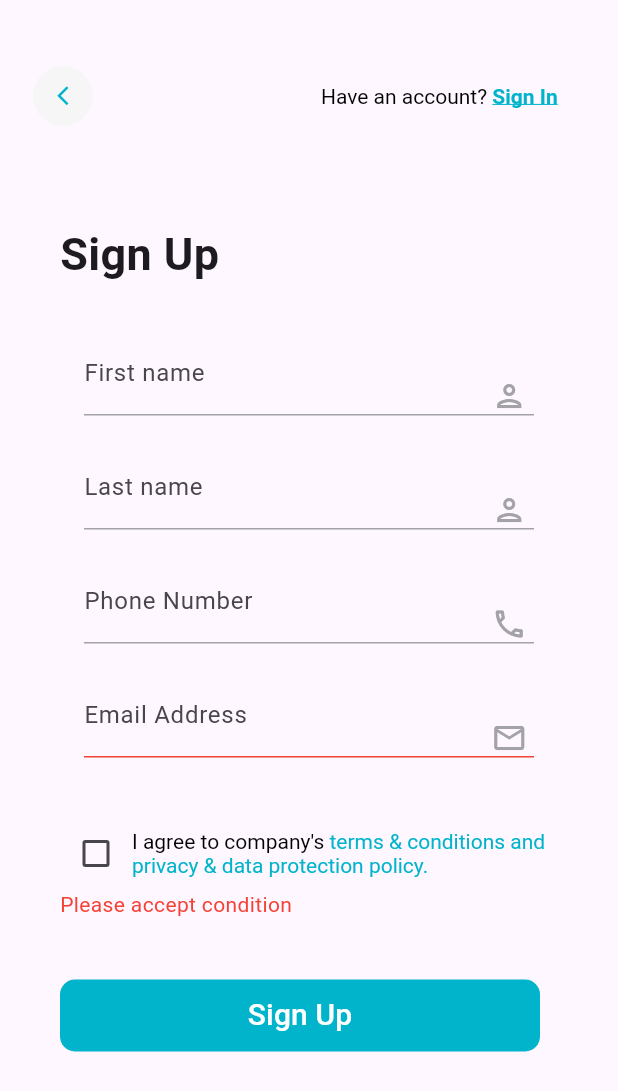
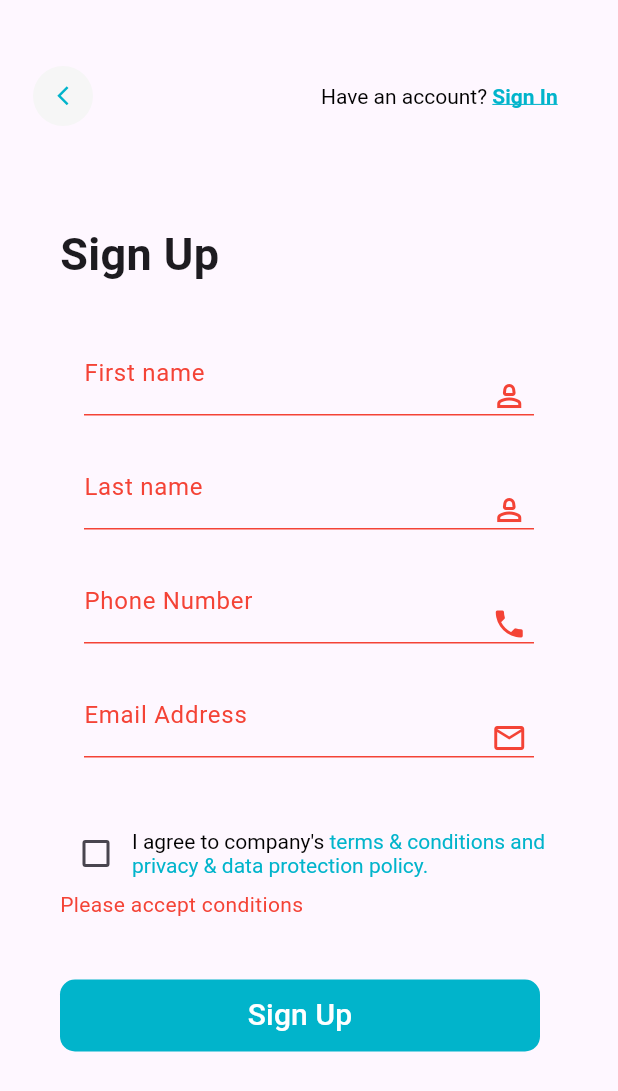
Before and after one commit to odueme/Lasaco-App, a Flutter app: the SignUp screen opened by its route, after a tap on "Sign Up", on a phone screen of 412 x 824 dp. Shown: the top 1091 px of the screen. Run offline on Flutter 3.47's test engine with Material 3 defaults, Android fonts, the phone set to English and light mode, and no system bars; missing offline and left inert: algora_design, pin_plus_keyboard.

Commit message:
Added input logic

```diff
--- a/lib/main.dart
+++ b/lib/main.dart
@@ -1,8 +1,5 @@
-
 import 'package:algora_design/password.dart';
 import 'package:flutter/material.dart';
-
-
 
 void main() {
   runApp(const MyApp());
@@ -11,127 +8,126 @@ void main() {
 class MyApp extends StatelessWidget {
   const MyApp({super.key});
 
-
   @override
   Widget build(BuildContext context) {
     return MaterialApp(
       debugShowCheckedModeBanner: false,
       home: const Scaffold(
         body: HomePage(),
-
       ),
-
       routes: {
-
         '/insurance': (context) => const InsurancePage(),
         '/signup': (context) => const SignUp(),
         '/password': (context) => const Password()
       },
-
     );
   }
 }
 
-
-class HomePage extends StatelessWidget{
+class HomePage extends StatelessWidget {
   const HomePage({super.key});
 
   @override
-  Widget build(BuildContext context){
+  Widget build(BuildContext context) {
     return Center(
-      child: Padding(padding: const EdgeInsets.only(top: 120),
+      child: Padding(
+        padding: const EdgeInsets.only(top: 120),
         child: SizedBox(
           width: 320,
           child: Column(
             children: [
-        const  Image(image: AssetImage('Images/Insurance_pic.png')),
-         const SizedBox(height: 50.0,),
-         const Text('General Insurance', style: TextStyle(fontWeight: FontWeight.bold, fontSize: 28),),
+              const Image(image: AssetImage('Images/Insurance_pic.png')),
+              const SizedBox(height: 50.0),
+              const Text(
+                'General Insurance',
+                style: TextStyle(fontWeight: FontWeight.bold, fontSize: 28),
+              ),
               const SizedBox(height: 20.0),
               const Text(
                 'Get comprehensive coverage and financial protection for your assets and live with peace of mind.',
-            style: TextStyle(fontSize: 16, color:Color(0xFF7E848D), height: 1.5),
+                style: TextStyle(fontSize: 16, color: Color(0xFF7E848D), height: 1.5),
                 textAlign: TextAlign.center,
               ),
               const SizedBox(height: 40),
               TextButton(
                 style: TextButton.styleFrom(
-              backgroundColor:  const Color(0xFF01B4CB),
+                    backgroundColor: const Color(0xFF01B4CB),
                     minimumSize: const Size(300, 48),
                     shape: RoundedRectangleBorder(
-                borderRadius: BorderRadius.circular(10)
-              )
-            ),
-              onPressed:() {
+                        borderRadius: BorderRadius.circular(10))),
+                onPressed: () {
                   Navigator.pushNamed(context, '/insurance');
                 },
-            child: const Text('Next', style: TextStyle(color: Colors.white, fontSize: 20),)
+                child: const Text(
+                  'Next',
+                  style: TextStyle(color: Colors.white, fontSize: 20),
+                ),
               )
             ],
           ),
         ),
       ),
-
     );
   }
 }
 
-class InsurancePage extends StatelessWidget{
+class InsurancePage extends StatelessWidget {
   const InsurancePage({super.key});
 
   @override
-  Widget build(BuildContext context){
-
+  Widget build(BuildContext context) {
     return Scaffold(
       body: Center(
-        child: Padding(padding: const EdgeInsets.only(top: 90),
+        child: Padding(
+          padding: const EdgeInsets.only(top: 90),
           child: SizedBox(
             width: 320,
             child: Column(
               children: [
-        const  Image(image: AssetImage('Images/Valentine_pic.png')),
-         const SizedBox(height: 40.0,),
-         const Text('Life Insurance', style: TextStyle(fontWeight: FontWeight.bold, fontSize: 28),),
+                const Image(image: AssetImage('Images/Valentine_pic.png')),
+                const SizedBox(height: 40.0),
+                const Text(
+                  'Life Insurance',
+                  style: TextStyle(fontWeight: FontWeight.bold, fontSize: 28),
+                ),
                 const SizedBox(height: 15.0),
                 const Text(
                   "Life Insurance Secure your loved ones' future with reliable life insurance. Protect what matters most to you and yours.",
-            style: TextStyle(fontSize: 16, color:Color(0xFF7E848D), height: 1.3),
+                  style: TextStyle(fontSize: 16, color: Color(0xFF7E848D), height: 1.3),
                   textAlign: TextAlign.center,
                 ),
                 const SizedBox(height: 30),
                 TextButton(
                   style: TextButton.styleFrom(
-              backgroundColor:  const Color(0xFF01B4CB),
+                      backgroundColor: const Color(0xFF01B4CB),
                       minimumSize: const Size(300, 48),
                       shape: RoundedRectangleBorder(
-                borderRadius: BorderRadius.circular(10)
-              )
-            ),
-              onPressed:() {
+                          borderRadius: BorderRadius.circular(10))),
+                  onPressed: () {
                     Navigator.pushNamed(context, '/signup');
                   },
-            child: const Text('Next', style: TextStyle(color: Colors.white, fontSize: 20),)
+                  child: const Text(
+                    'Next',
+                    style: TextStyle(color: Colors.white, fontSize: 20),
+                  ),
                 )
               ],
             ),
           ),
         ),
-
       ),
     );
   }
 }
 
-    class SignUp extends StatefulWidget{
+class SignUp extends StatefulWidget {
   const SignUp({super.key});
 
   @override
   State<SignUp> createState() => _SignUpState();
 }
 
-
-
-    class _SignUpState extends State<SignUp>{
+class _SignUpState extends State<SignUp> {
   bool agree = false;
   bool signupPressed = false;
 
@@ -142,44 +138,40 @@ class InsurancePage extends StatelessWidget{
 
   var isFieldInvalid = false;
 
-
-
-      void submitForm(){
+  void submitForm() {
     setState(() {
       signupPressed = true;
+      isFieldInvalid = false;
     });
-        if(firstNameController.text.trim().isEmpty || lastNameController.text.trim().isEmpty ||
-        emailController.text.trim().isEmpty || numberController.text.trim().isEmpty ||  agree == false){
+
+    if (firstNameController.text.trim().isEmpty ||
+        lastNameController.text.trim().isEmpty ||
+        emailController.text.trim().isEmpty ||
+        numberController.text.trim().isEmpty || !agree) {
+      setState(() {
         isFieldInvalid = true;
+      });
       return;
     }
 
 
     Navigator.pushNamed(context, '/password');
-
-
   }
 
-
-
-
-
-
   @override
-      Widget build(BuildContext context){
+  Widget build(BuildContext context) {
     return Scaffold(
       body: SingleChildScrollView(
         padding: const EdgeInsets.only(top: 40.0, left: 10.0, right: 10.0),
         child: Material(
-          child:
-          Column(
+          child: Column(
             crossAxisAlignment: CrossAxisAlignment.start,
             children: [
               Row(
                 mainAxisAlignment: MainAxisAlignment.start,
                 children: [
                   TextButton(
-                  onPressed: (){
+                    onPressed: () {
                       Navigator.pushNamed(context, '/insurance');
                     },
                     style: TextButton.styleFrom(
@@ -191,12 +183,8 @@ class InsurancePage extends StatelessWidget{
                       size: 15,
                       color: Color(0xFF01B4CB),
                     ),
-
                   ),
-
-
                   const SizedBox(width: 140),
-
                   RichText(
                     text: const TextSpan(
                       children: [
@@ -206,7 +194,10 @@ class InsurancePage extends StatelessWidget{
                         ),
                         TextSpan(
                           text: 'Sign In',
-                            style: TextStyle(color: Color(0xFF01B4CB), decoration: TextDecoration.underline, fontWeight: FontWeight.bold),
+                          style: TextStyle(
+                              color: Color(0xFF01B4CB),
+                              decoration: TextDecoration.underline,
+                              fontWeight: FontWeight.bold),
                         ),
                       ],
                     ),
@@ -220,7 +211,6 @@ class InsurancePage extends StatelessWidget{
                   crossAxisAlignment: CrossAxisAlignment.start,
                   children: [
                     const Text(
-
                       'Sign Up',
                       style: TextStyle(fontWeight: FontWeight.bold, fontSize: 30),
                     ),
@@ -228,18 +218,28 @@ class InsurancePage extends StatelessWidget{
                     Center(
                       child: SizedBox(
                         width: 300,
-              child: TextFormField(
+                        child: TextField(
                           controller: firstNameController,
-              decoration: const InputDecoration(
+                          decoration: InputDecoration(
                             labelText: 'First name',
+                            labelStyle: TextStyle(
+                                color: isFieldInvalid ? Colors.red : Colors.black),
                             suffixIcon: Padding(
-                 padding: EdgeInsets.only(top: 30.0, left: 15),
-                 child: Icon(Icons.person_outlined, color: Color(0xFFA2A2A7)),
+                              padding: const EdgeInsets.only(top: 30.0, left: 15),
+                              child: Icon(
+                                Icons.person_2_outlined,
+                                color: isFieldInvalid
+                                    ? Colors.red
+                                    : const Color(0xFFA2A2A7),
+                              ),
                             ),
                             enabledBorder: UnderlineInputBorder(
-             borderSide: BorderSide(color: Color(0xFFA2A2A7)),
+                              borderSide: BorderSide(
+                                  color: isFieldInvalid
+                                      ? Colors.red
+                                      : const Color(0xFFA2A2A7)),
                             ),
-              focusedBorder: UnderlineInputBorder(
+                            focusedBorder: const UnderlineInputBorder(
                               borderSide: BorderSide(color: Color(0xFFA2A2A7)),
                             ),
                           ),
@@ -247,95 +247,116 @@ class InsurancePage extends StatelessWidget{
                       ),
                     ),
                     const SizedBox(height: 20.0),
-
-
                     Center(
                       child: SizedBox(
                         width: 300,
-              child: TextFormField(
+                        child: TextField(
                           controller: lastNameController,
-              decoration: const InputDecoration(
+                          decoration: InputDecoration(
                             labelText: 'Last name',
+                            labelStyle: TextStyle(
+                                color: isFieldInvalid ? Colors.red : Colors.black),
                             suffixIcon: Padding(
-                 padding: EdgeInsets.only(top: 30.0, left: 15),
-                 child: Icon(Icons.person_outlined, color: Color(0xFFA2A2A7)),
+                              padding: const EdgeInsets.only(top: 30.0, left: 15),
+                              child: Icon(
+                                Icons.person_2_outlined,
+                                color: isFieldInvalid
+                                    ? Colors.red
+                                    : const Color(0xFFA2A2A7),
+                              ),
                             ),
                             enabledBorder: UnderlineInputBorder(
-             borderSide: BorderSide(color: Color(0xFFA2A2A7)),
+                              borderSide: BorderSide(
+                                  color: isFieldInvalid
+                                      ? Colors.red
+                                      : const Color(0xFFA2A2A7)),
                             ),
-              focusedBorder: UnderlineInputBorder(
-              borderSide: BorderSide(color: Color(0xFFA2A2A7)),
+                            focusedBorder: const UnderlineInputBorder(
+                             borderSide: BorderSide(color: Color(0xFFA2A2A7))
                             ),
                           ),
                         ),
-
                       ),
                     ),
-
                     const SizedBox(height: 20.0),
-
-
                     Center(
                       child: SizedBox(
                         width: 300,
-              child: TextFormField(
+                        child: TextField(
                           controller: numberController,
                           keyboardType: TextInputType.number,
-              decoration: const InputDecoration(
+                          decoration: InputDecoration(
                             labelText: 'Phone Number',
+                            labelStyle: TextStyle(
+                                color: isFieldInvalid ? Colors.red : Colors.black),
                             suffixIcon: Padding(
-                 padding: EdgeInsets.only(top: 30.0, left: 15),
-                 child: Icon(Icons.phone_outlined, color: Color(0xFFA2A2A7)),
+                              padding: const EdgeInsets.only(top: 30.0, left: 15),
+                              child: Icon(
+                                Icons.phone,
+                                color: isFieldInvalid
+                                    ? Colors.red
+                                    : const Color(0xFFA2A2A7),
+                              ),
                             ),
                             enabledBorder: UnderlineInputBorder(
-             borderSide: BorderSide(color: Color(0xFFA2A2A7)),
+                              borderSide: BorderSide(
+                                  color: isFieldInvalid
+                                      ? Colors.red
+                                      : const Color(0xFFA2A2A7)),
                             ),
-              focusedBorder: UnderlineInputBorder(
+                            focusedBorder: const UnderlineInputBorder(
                               borderSide: BorderSide(color: Color(0xFFA2A2A7)),
                             ),
                           ),
                         ),
                       ),
                     ),
-
-              const SizedBox(height:20),
-
+                    const SizedBox(height: 20),
                     Center(
                       child: SizedBox(
                         width: 300,
-              child: TextFormField(
+                        child: TextField(
+                          controller: emailController,
                           keyboardType: TextInputType.emailAddress,
                           decoration: InputDecoration(
                             labelText: 'Email Address',
-              suffixIcon: const Padding(
-                 padding: EdgeInsets.only(top: 30.0, left: 15),
-                 child: Icon(Icons.mail_outlined, color: Color(0xFFA2A2A7)),
+                            labelStyle: TextStyle(
+                                color: isFieldInvalid ? Colors.red : Colors.black),
+                            suffixIcon: Padding(
+                              padding: const EdgeInsets.only(top: 30.0, left: 15),
+                              child: Icon(
+                                Icons.mail_outlined,
+                                color: isFieldInvalid
+                                    ? Colors.red
+                                    : const Color(0xFFA2A2A7),
+                              ),
                             ),
                             enabledBorder: UnderlineInputBorder(
-             borderSide: BorderSide(color: isFieldInvalid? Colors.red : const Color(0xFFA2A2A7)),
+                              borderSide: BorderSide(
+                                  color: isFieldInvalid
+                                      ? Colors.red
+                                      : const Color(0xFFA2A2A7)),
                             ),
                             focusedBorder: const UnderlineInputBorder(
                               borderSide: BorderSide(color: Color(0xFFA2A2A7)),
                             ),
                           ),
                         ),
-
                       ),
-
-
                     ),
-
                     const SizedBox(height: 40),
                     Row(
-
                       children: [
-               Checkbox(value: agree, onChanged: (value){
+                        Checkbox(
+                          value: agree,
+                          onChanged: (value) {
                             setState(() {
                               agree = value ?? false;
                             });
-               }),
+                          },
+                        ),
                         Expanded(
-              child:  RichText(
+                          child: RichText(
                             text: const TextSpan(
                               children: [
                                 TextSpan(
@@ -343,48 +364,41 @@ class InsurancePage extends StatelessWidget{
                                   style: TextStyle(color: Colors.black),
                                 ),
                                 TextSpan(
-                            text: ' terms & conditions and privacy & data protection policy. ',
+                                  text:
+                                      ' terms & conditions and privacy & data protection policy. ',
                                   style: TextStyle(color: Color(0xFF01B4CB)),
                                 ),
-
-
-                          // TextSpan(
-                          //   text:  agree? '' : 'Please accept conditons',
-                          //   style: const TextStyle(color: Colors.red)
-                          // ),
                               ],
                             ),
                           ),
-
                         ),
-
-               ]
+                      ],
                     ),
-
-                 Text(signupPressed&&!agree? 'Please accept condition' : '', style: const TextStyle(color: Colors.red)),
-
+                    Text(
+                      signupPressed && !agree
+                          ? 'Please accept conditions'
+                          : '',
+                      style: const TextStyle(color: Colors.red),
+                    ),
                     const SizedBox(height: 40),
-
                     TextButton(
                       style: TextButton.styleFrom(
-              backgroundColor:  const Color(0xFF01B4CB),
+                          backgroundColor: const Color(0xFF01B4CB),
                           minimumSize: const Size(320, 48),
                           shape: RoundedRectangleBorder(
-                borderRadius: BorderRadius.circular(10)
-              )
-            ),
-              onPressed:() {
+                              borderRadius: BorderRadius.circular(10))),
+                      onPressed: () {
                         submitForm();
                       },
-            child: const Text('Sign Up', style: TextStyle(color: Colors.white, fontSize: 20),)
+                      child: const Text(
+                        'Sign Up',
+                        style: TextStyle(color: Colors.white, fontSize: 20),
+                      ),
                     )
-
-
                   ],
-
                 ),
               ),
-            ]
+            ],
           ),
         ),
       ),
```
Lines whose indentation alone changed are shown as unchanged.
